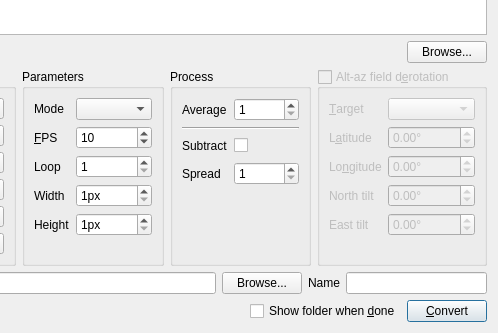
EthanChappel/HQ-Animate, file mainframe.ui: the form before one commit; both pictures show x 152 to 650 and y 367 to 700 of the 650 by 700 pixel window.
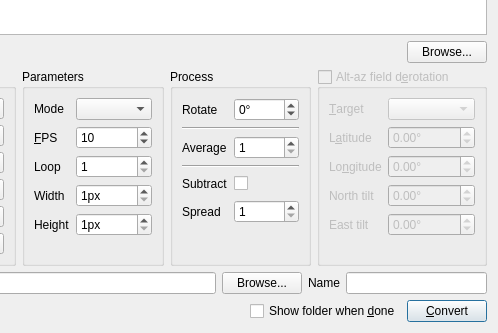
The form after the commit.

Commit message: Add rotation option to process group.

```diff
--- a/mainframe.ui
+++ b/mainframe.ui
@@ -994,7 +994,7 @@
         <string>Process</string>
        </property>
        <layout class="QFormLayout" name="formLayout_10">
-        <item row="0" column="0">
+        <item row="2" column="0">
          <widget class="QLabel" name="label_16">
           <property name="text">
            <string>Average</string>
@@ -1004,7 +1004,7 @@
           </property>
          </widget>
         </item>
-        <item row="0" column="1">
+        <item row="2" column="1">
          <widget class="QSpinBox" name="average_spinner">
           <property name="sizePolicy">
            <sizepolicy hsizetype="Expanding" vsizetype="Fixed">
@@ -1020,14 +1020,14 @@
           </property>
          </widget>
         </item>
-        <item row="1" column="0" colspan="2">
+        <item row="3" column="0" colspan="2">
          <widget class="Line" name="line_3">
           <property name="orientation">
            <enum>Qt::Orientation::Horizontal</enum>
           </property>
          </widget>
         </item>
-        <item row="2" column="0">
+        <item row="4" column="0">
          <widget class="QLabel" name="label_15">
           <property name="text">
            <string>Subtract</string>
@@ -1037,7 +1037,7 @@
           </property>
          </widget>
         </item>
-        <item row="2" column="1">
+        <item row="4" column="1">
          <layout class="QHBoxLayout" name="horizontalLayout_10">
           <item>
            <widget class="QCheckBox" name="subtract_check">
@@ -1067,7 +1067,7 @@
           </item>
          </layout>
         </item>
-        <item row="3" column="0">
+        <item row="5" column="0">
          <widget class="QLabel" name="label_9">
           <property name="text">
            <string>Spread</string>
@@ -1077,13 +1077,46 @@
           </property>
          </widget>
         </item>
-        <item row="3" column="1">
+        <item row="5" column="1">
          <widget class="QSpinBox" name="spread_spinner">
           <property name="minimum">
            <number>1</number>
           </property>
          </widget>
         </item>
+        <item row="1" column="0" colspan="2">
+         <widget class="Line" name="line">
+          <property name="orientation">
+           <enum>Qt::Orientation::Horizontal</enum>
+          </property>
+         </widget>
+        </item>
+        <item row="0" column="0">
+         <widget class="QLabel" name="rotate_label">
+          <property name="text">
+           <string>Rotate</string>
+          </property>
+          <property name="buddy">
+           <cstring>rotate_spinner</cstring>
+          </property>
+         </widget>
+        </item>
+        <item row="0" column="1">
+         <widget class="QSpinBox" name="rotate_spinner">
+          <property name="suffix">
+           <string>°</string>
+          </property>
+          <property name="prefix">
+           <string/>
+          </property>
+          <property name="minimum">
+           <number>-359</number>
+          </property>
+          <property name="maximum">
+           <number>359</number>
+          </property>
+         </widget>
+        </item>
        </layout>
       </widget>
      </item>
```
The commit also changes 2 other files.
